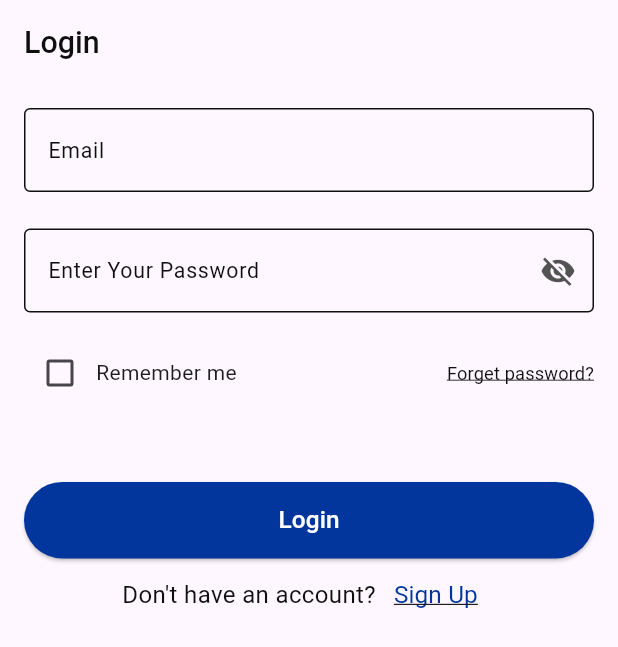
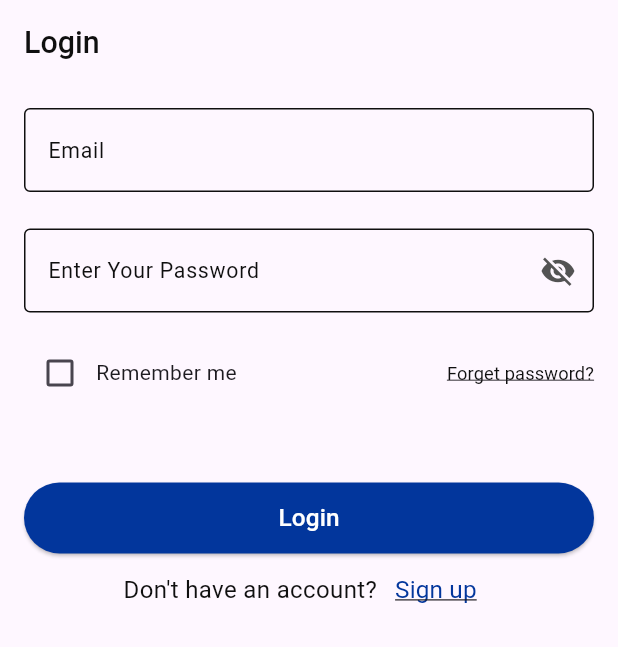
Before and after one commit to MuhamedUssama/Online-Exam-App, a Flutter app: the screen it shows after launch, on a phone screen of 412 x 824 dp. Shown: the top 647 px of the screen. Run offline on Flutter 3.47's test engine with Material 3 defaults, Android fonts, the phone set to English and light mode, and no system bars; our stand-ins replace connectivity_plus, dio, equatable, flutter_bloc, flutter_screenutil, flutter_secure_storage and 4 more.

Commit message:
Refactored CustomFormFiled, LoginScreen, SignUpScreen, ForgetPasswordScreen, and ResetPasswordScreen widgets; replaced CustomContinueButton widget with CustomBlueButton; updated imports and code organization.

```diff
--- a/lib/features/forget_password/presentation/widgets/custom_continue_button.dart
+++ b/lib/core/widgets/custom_blue_button.dart
@@ -4,12 +4,12 @@ import 'package:flutter_screenutil/flutter_screenutil.dart';
 import '../../../../config/theme/app_colors.dart';
 import '../../../../config/theme/test_style.dart';
 
-class CustomContinueButton extends StatelessWidget {
+class CustomBlueButton extends StatelessWidget {
   final double width;
   final String text;
   final Function onPresed;
 
-  const CustomContinueButton({
+  const CustomBlueButton({
     super.key,
     required this.width,
     required this.onPresed,
--- a/lib/core/widgets/custom_form_field.dart
+++ b/lib/core/widgets/custom_form_field.dart
@@ -5,6 +5,7 @@ import '../../config/theme/test_style.dart';
 
 typedef Validator = String? Function(String?);
 
+// ignore: must_be_immutable
 class CustomFormFiled extends StatelessWidget {
   final String hintText;
   final String labelText;
--- a/lib/features/auth/ui/login/login_screen.dart
+++ b/lib/features/auth/ui/login/login_screen.dart
@@ -1,6 +1,5 @@
 import 'package:flutter/material.dart';
 import 'package:flutter_bloc/flutter_bloc.dart';
-import 'package:online_exam_app/config/router/app_router.dart';
 import 'package:online_exam_app/config/theme/app_colors.dart';
 import 'package:online_exam_app/core/utils/dialog_utils.dart';
 import 'package:flutter_screenutil/flutter_screenutil.dart';
@@ -10,6 +9,7 @@ import '../../../../config/router/routes_name.dart';
 import '../../../../config/theme/test_style.dart';
 import '../../../../core/di/di.dart';
 import '../../../../core/utils/validation_utils.dart';
+import '../../../../core/widgets/custom_blue_button.dart';
 import '../../../../core/widgets/custom_form_field.dart';
 
 import 'cubit/login_states.dart';
@@ -36,7 +36,7 @@ class _LoginScreenState extends State<LoginScreen> {
 
   @override
   Widget build(BuildContext context) {
-    var mediaQueryHeight = MediaQuery.of(context).size.height;
+    double width = MediaQuery.of(context).size.width;
     return Scaffold(
       appBar: AppBar(
         title: Text('Login', style: TextStyles.font20BaseDarkMedium),
@@ -87,8 +87,9 @@ class _LoginScreenState extends State<LoginScreen> {
                     ),
                   ],
                 ),
-                  SizedBox(height:24.h ,),
-
+                SizedBox(
+                  height: 24.h,
+                ),
                 Row(
                   children: [
                     Expanded(
@@ -123,7 +124,9 @@ class _LoginScreenState extends State<LoginScreen> {
                     ),
                   ],
                 ),
-                  SizedBox(height:16.h ,),
+                SizedBox(
+                  height: 16.h,
+                ),
                 Row(
                   mainAxisAlignment: MainAxisAlignment.spaceBetween,
                   children: [
@@ -142,9 +145,8 @@ class _LoginScreenState extends State<LoginScreen> {
                       ],
                     ),
                     TextButton(
-                        style: ButtonStyle(
-                          padding: WidgetStatePropertyAll(EdgeInsets.all(0))
-                        ),
+                        style: const ButtonStyle(
+                            padding: WidgetStatePropertyAll(EdgeInsets.all(0))),
                         onPressed: () {
                           Navigator.pushReplacementNamed(
                               context, RoutesName.forgetPasswordScreen);
@@ -155,32 +157,13 @@ class _LoginScreenState extends State<LoginScreen> {
                         ))
                   ],
                 ),
-                  SizedBox(
-                    height:48.h
-                  ),
-                  Row(
-                    children: [
-                      Expanded(
-                          child: ElevatedButton(
-                            onPressed: () {
+                SizedBox(height: 48.h),
+                CustomBlueButton(
+                  width: width,
+                  text: 'Login',
+                  onPresed: () {
                     login();
                   },
-                            style: const ButtonStyle(
-                                backgroundColor: WidgetStatePropertyAll(
-                                    ColorsManager.baseBlue)),
-                            child: Padding(
-                              padding:  const EdgeInsets.symmetric(vertical: 14),
-
-                              child: Text(
-                                'Login',
-                                style: TextStyles.elevatedButtonWhiteMedium,
-                              ),
-
-                            ),
-
-
-                          )),
-                    ],
                 ),
                 Row(
                   mainAxisAlignment: MainAxisAlignment.center,
@@ -191,9 +174,14 @@ class _LoginScreenState extends State<LoginScreen> {
                     ),
                     TextButton(
                       onPressed: () {
-                          Navigator.pushReplacement(context,MaterialPageRoute(builder: (context) => const SignUpScreen(),));
+                        Navigator.pushReplacement(
+                          context,
+                          MaterialPageRoute(
+                            builder: (context) => const SignUpScreen(),
+                          ),
+                        );
                       },
-                        child: Text('Sign Up',
+                      child: Text('Sign up',
                           style: TextStyles.textButtonBaseBlueRegular),
                     ),
                   ],
@@ -202,7 +190,8 @@ class _LoginScreenState extends State<LoginScreen> {
             ),
           ),
         ),
-        ));
+      ),
+    );
   }
 
   void login() {
--- a/lib/features/forget_password/presentation/forget_password_screen.dart
+++ b/lib/features/forget_password/presentation/forget_password_screen.dart
@@ -5,11 +5,11 @@ import 'package:flutter_screenutil/flutter_screenutil.dart';
 import '../../../config/theme/test_style.dart';
 import '../../../core/di/di.dart';
 import '../../../core/utils/dialog_utils.dart';
+import '../../../core/widgets/custom_blue_button.dart';
 import '../../../core/widgets/custom_form_field.dart';
 import 'email_verification_screen.dart';
 import 'view_models/forget_password_view_model/forget_password_states.dart';
 import 'view_models/forget_password_view_model/forget_password_view_model.dart';
-import 'widgets/custom_continue_button.dart';
 import 'widgets/screen_description_widget.dart';
 
 class ForgetPasswordScreen extends StatefulWidget {
@@ -98,7 +98,7 @@ class _ForgetPasswordScreenState extends State<ForgetPasswordScreen> {
                 ),
               ),
               SizedBox(height: 48.h),
-              CustomContinueButton(
+              CustomBlueButton(
                 width: width,
                 text: 'Continue',
                 onPresed: () {
```
Also changed, not shown: lib/features/auth/ui/signUp/sign_up_screen.dart (+14 -17 lines), lib/features/forget_password/presentation/reset_password_screen.dart (+12 -11 lines). Lines whose indentation alone changed are shown as unchanged.
